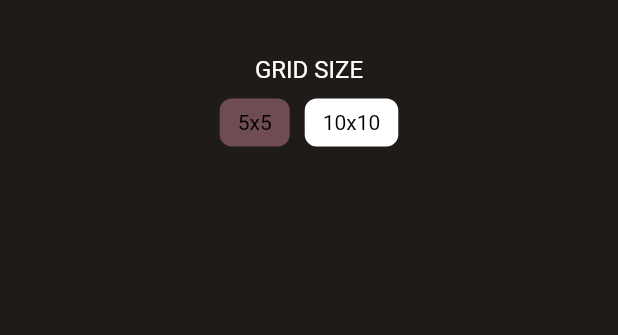
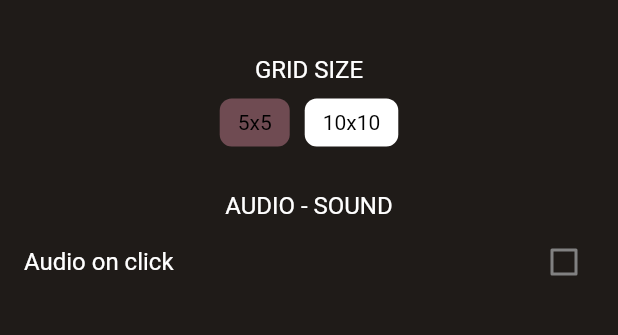
Before and after one commit to IsD4n73/Mine-Sweeper, a Flutter app: the screen it shows after launch, after a tap on the "settings" icon, on a phone screen of 412 x 824 dp, the part 59-394 px from its top. Run offline on Flutter 3.47's test engine with Material 2 defaults, Android fonts, the phone set to English and light mode, and no system bars; drawn by our look-alikes of chips_choice; our stand-ins replace audioplayers, shared_preferences.

Commit message:
added audio settings

```diff
--- a/lib/controller/settings_controller.dart
+++ b/lib/controller/settings_controller.dart
@@ -11,3 +11,15 @@ Future<int> getGrid() async {
 
   return prefs.getInt('MS-grid') ?? 5;
 }
+
+Future<bool> getAudio() async {
+  final SharedPreferences prefs = await SharedPreferences.getInstance();
+
+  return prefs.getBool('MS-audio') ?? false;
+}
+
+void saveAudio(bool audio) async {
+  final SharedPreferences prefs = await SharedPreferences.getInstance();
+
+  await prefs.setBool('MS-audio', audio);
+}
--- a/lib/main.dart
+++ b/lib/main.dart
@@ -1,4 +1,5 @@
 import 'package:flutter/material.dart';
+import 'package:mine_sweeper/common/colors.dart';
 import 'package:mine_sweeper/pages/game.dart';
 
 void main() {
@@ -12,7 +13,9 @@ class MyApp extends StatelessWidget {
   Widget build(BuildContext context) {
     return MaterialApp(
       title: 'Mine Sweeper',
-      theme: ThemeData(),
+      theme: ThemeData(
+        unselectedWidgetColor: AppColor.clickedCard,
+      ),
       home: const GameScreen(),
     );
   }
--- a/lib/pages/settings.dart
+++ b/lib/pages/settings.dart
@@ -15,6 +15,7 @@ class SettingsPage extends StatefulWidget {
 
 class _SettingsPageState extends State<SettingsPage> {
   int tag = 0;
+  bool audio = false;
 
   @override
   void initState() {
@@ -26,6 +27,12 @@ class _SettingsPageState extends State<SettingsPage> {
           tag = 1;
         });
       }
+    });
+
+    getAudio().then((value) {
+      setState(() {
+        audio = value;
+      });
     });
   }
 
@@ -91,6 +98,33 @@ class _SettingsPageState extends State<SettingsPage> {
                   label: (i, v) => v,
                 ),
               ),
+
+              const SizedBox(height: 20),
+              //! Audio !\\
+              const Text(
+                "AUDIO - SOUND",
+                style: TextStyle(
+                  color: Colors.white,
+                  fontSize: 16,
+                ),
+              ),
+              CheckboxListTile(
+                title: const Text(
+                  "Audio on click",
+                  style: TextStyle(
+                    color: Colors.white,
+                  ),
+                ),
+                activeColor: AppColor.accent,
+                checkColor: Colors.white,
+
+                value: audio,
+                onChanged: (newValue) {
+                  setState(() {
+                    audio = newValue!;
+                  });
+                },
+              )
             ],
           ),
         ),
```
Also changed, not shown: lib/pages/game.dart (+19 -3 lines).
